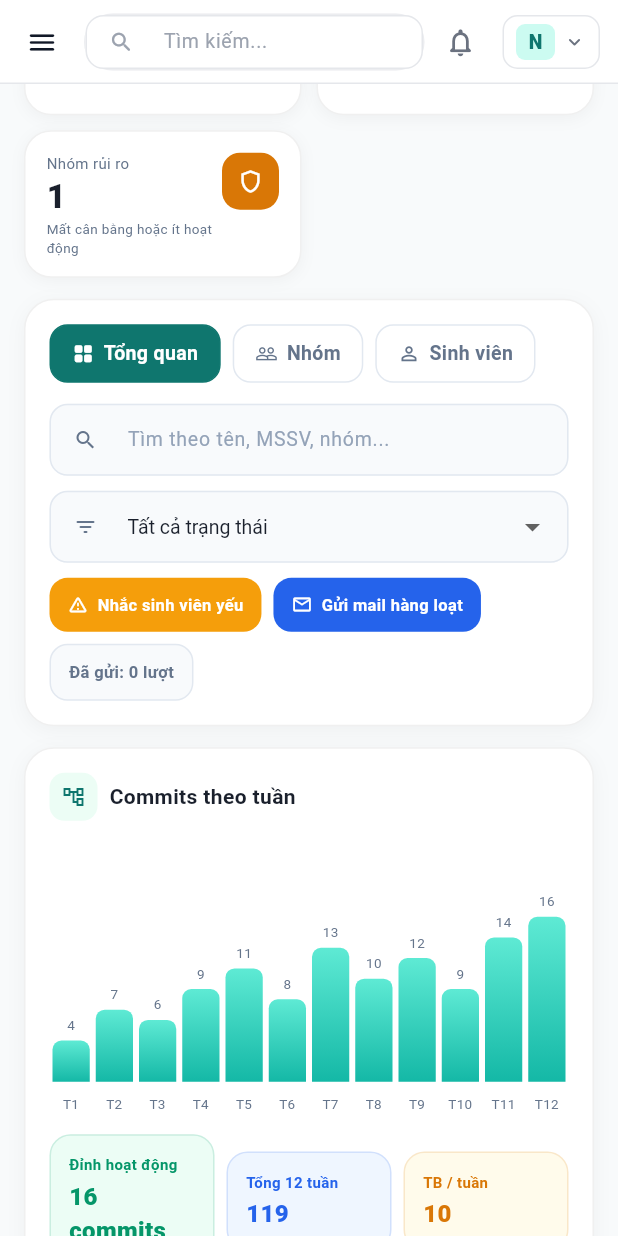
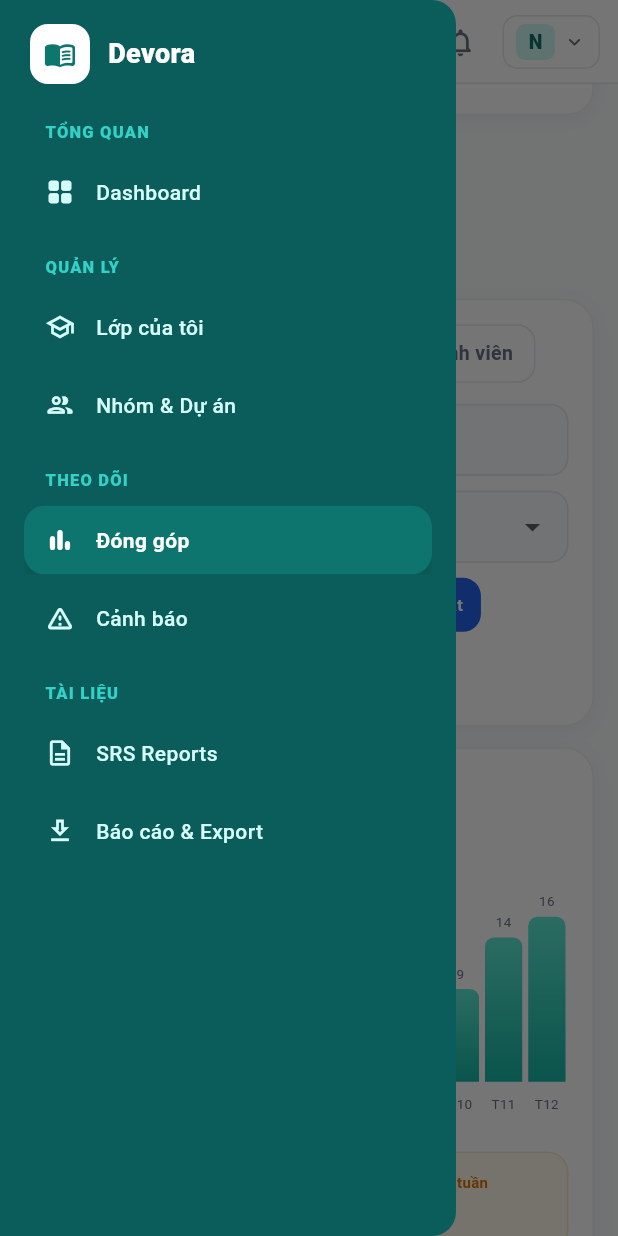
Before and after one commit to NguyenThiNhaUyen/JIRA-GITHUB-EXPORT-SYSTEM, a Flutter app: the ContributionsScreen screen opened by its route, scrolled down 576 dp, after a tap on the "menu" icon, on a phone screen of 412 x 824 dp. Run offline on Flutter 3.47's test engine with Material 3 defaults, Android fonts, the phone set to English and light mode, and no system bars; our stand-ins replace flutter_secure_storage, go_router; accounts and stored records are empty.

Commit message:
Done Page Lecturer MO

```diff
--- a/apps/mobile_flutter/lib/screens/lecturer/contributions_screen.dart
+++ b/apps/mobile_flutter/lib/screens/lecturer/contributions_screen.dart
@@ -4,6 +4,7 @@ import 'dart:math' as math;
 import 'package:flutter/material.dart';
 import 'package:go_router/go_router.dart';
 import '../../widgets/app_top_header.dart';
+import '../../widgets/lecturer_navigation.dart';
 
 class ContributionsScreen extends StatefulWidget {
   const ContributionsScreen({super.key});
@@ -503,6 +504,7 @@ class _ContributionsScreenState extends State<ContributionsScreen> {
   Widget build(BuildContext context) {
     return Scaffold(
       backgroundColor: bg,
+      drawer: const LecturerDrawer(),
       appBar: const AppTopHeader(
         title: 'Theo dõi đóng góp',
         user: AppUser(
--- a/apps/mobile_flutter/lib/screens/lecturer/lecturer_alerts_screen.dart
+++ b/apps/mobile_flutter/lib/screens/lecturer/lecturer_alerts_screen.dart
@@ -1,5 +1,6 @@
 import 'package:flutter/material.dart';
 import '../../widgets/app_top_header.dart';
+import '../../widgets/lecturer_navigation.dart';
 
 // ── Constants ────────────────────────────────────────────────
 const _kTeal = Color(0xFF0F766E);
@@ -167,7 +168,8 @@ class _LecturerAlertsScreenState extends State<LecturerAlertsScreen> {
   Widget build(BuildContext context) {
     return Scaffold(
       backgroundColor: Colors.white,
-      appBar: const AppTopHeader(title: 'Cảnh báo', showBack: true, backPath: '/lecturer',
+      drawer: const LecturerDrawer(),
+      appBar: const AppTopHeader(title: 'Cảnh báo',
         user: AppUser(name: 'Giảng viên', email: 'gv@fe.edu.vn', role: 'LECTURER')),
       body: SingleChildScrollView(
         padding: const EdgeInsets.fromLTRB(16, 16, 16, 32),
--- a/apps/mobile_flutter/lib/screens/lecturer/lecturer_dashboard_screen.dart
+++ b/apps/mobile_flutter/lib/screens/lecturer/lecturer_dashboard_screen.dart
@@ -2,6 +2,7 @@
 import 'package:flutter/material.dart';
 import 'package:go_router/go_router.dart';
 import '../../widgets/app_top_header.dart';
+import '../../widgets/lecturer_navigation.dart';
 
 class LecturerDashboardScreen extends StatefulWidget {
   const LecturerDashboardScreen({super.key});
@@ -220,6 +221,7 @@ class _LecturerDashboardScreenState extends State<LecturerDashboardScreen> {
   Widget build(BuildContext context) {
     return Scaffold(
       backgroundColor: bgColor,
+      drawer: const LecturerDrawer(),
       appBar: const AppTopHeader(
         title: 'Tổng quan Giảng viên',
         user: AppUser(
--- a/apps/mobile_flutter/lib/screens/lecturer/lecturer_reports_screen.dart
+++ b/apps/mobile_flutter/lib/screens/lecturer/lecturer_reports_screen.dart
@@ -1,5 +1,6 @@
 import 'package:flutter/material.dart';
 import '../../widgets/app_top_header.dart';
+import '../../widgets/lecturer_navigation.dart';
 
 // ── Palette ───────────────────────────────────────────────────
 const _kT = Color(0xFF0F766E);
@@ -153,7 +154,8 @@ class _LecturerReportsScreenState extends State<LecturerReportsScreen> {
     final p = _preview;
     return Scaffold(
       backgroundColor: Colors.white,
-      appBar: const AppTopHeader(title: 'Báo cáo & Export', showBack: true, backPath: '/lecturer',
+      drawer: const LecturerDrawer(),
+      appBar: const AppTopHeader(title: 'Báo cáo & Export',
         user: AppUser(name: 'Giảng viên', email: 'gv@fe.edu.vn', role: 'LECTURER')),
       body: SingleChildScrollView(
         padding: const EdgeInsets.fromLTRB(16, 16, 16, 32),
--- a/apps/mobile_flutter/lib/screens/lecturer/lecturer_srs_reports_screen.dart
+++ b/apps/mobile_flutter/lib/screens/lecturer/lecturer_srs_reports_screen.dart
@@ -1,5 +1,6 @@
 import 'package:flutter/material.dart';
 import '../../widgets/app_top_header.dart';
+import '../../widgets/lecturer_navigation.dart';
 
 const _kT = Color(0xFF0F766E);
 const _kBg = Color(0xFFF9FAFB);
@@ -138,7 +139,8 @@ class _LecturerSrsReportsScreenState extends State<LecturerSrsReportsScreen> {
     final st = _stats;
     return Scaffold(
       backgroundColor: Colors.white,
-      appBar: const AppTopHeader(title: 'SRS Reports', showBack: true, backPath: '/lecturer',
+      drawer: const LecturerDrawer(),
+      appBar: const AppTopHeader(title: 'SRS Reports',
         user: AppUser(name: 'Giảng viên', email: 'gv@fe.edu.vn', role: 'LECTURER')),
       body: SingleChildScrollView(
         padding: const EdgeInsets.fromLTRB(16, 16, 16, 32),
--- a/apps/mobile_flutter/lib/screens/lecturer/my_courses_screen.dart
+++ b/apps/mobile_flutter/lib/screens/lecturer/my_courses_screen.dart
@@ -1,6 +1,7 @@
 import 'package:flutter/material.dart';
 import 'package:go_router/go_router.dart';
 import '../../widgets/app_top_header.dart';
+import '../../widgets/lecturer_navigation.dart';
 
 class MyCoursesScreen extends StatefulWidget {
   const MyCoursesScreen({super.key});
@@ -122,6 +123,7 @@ class _MyCoursesScreenState extends State<MyCoursesScreen> {
 
     return Scaffold(
       backgroundColor: bgColor,
+      drawer: const LecturerDrawer(),
       appBar: const AppTopHeader(
         title: 'Lớp của tôi',
         user: AppUser(
--- /dev/null
+++ b/apps/mobile_flutter/lib/widgets/lecturer_navigation.dart
@@ -0,0 +1,345 @@
+import 'package:flutter/material.dart';
+import 'package:go_router/go_router.dart';
+
+// ─── Lecturer Sidebar (for wide screens) ────────────────────────────────────
+class LecturerSidebar extends StatelessWidget {
+  const LecturerSidebar({super.key});
+
+  @override
+  Widget build(BuildContext context) {
+    return Container(
+      width: 260,
+      decoration: const BoxDecoration(
+        gradient: LinearGradient(
+          begin: Alignment.topCenter,
+          end: Alignment.bottomCenter,
+          colors: [Color(0xFF0B5D5B), Color(0xFF0A6A6A)],
+        ),
+        border: Border(right: BorderSide(color: Color(0x14000000))),
+      ),
+      child: SafeArea(
+        child: Column(
+          children: [
+            // Logo
+            Container(
+              height: 72,
+              padding: const EdgeInsets.symmetric(horizontal: 20),
+              child: Row(
+                children: [
+                  Container(
+                    width: 40,
+                    height: 40,
+                    decoration: BoxDecoration(
+                      color: Colors.white,
+                      borderRadius: BorderRadius.circular(12),
+                    ),
+                    child: const Icon(
+                      Icons.menu_book_rounded,
+                      color: Color(0xFF0F766E),
+                      size: 22,
+                    ),
+                  ),
+                  const SizedBox(width: 12),
+                  const Expanded(
+                    child: Text(
+                      'Devora',
+                      style: TextStyle(
+                        color: Colors.white,
+                        fontSize: 18,
+                        fontWeight: FontWeight.w800,
+                        letterSpacing: 0.2,
+                      ),
+                    ),
+                  ),
+                ],
+              ),
+            ),
+            // Nav items
+            Expanded(
+              child: ListView(
+                padding: const EdgeInsets.fromLTRB(16, 8, 16, 16),
+                children: const [
+                  _SidebarSectionTitle('TỔNG QUAN'),
+                  SizedBox(height: 6),
+                  _SidebarItem(
+                    icon: Icons.grid_view_rounded,
+                    label: 'Dashboard',
+                    route: '/lecturer',
+                    exactMatch: true,
+                  ),
+                  SizedBox(height: 16),
+                  _SidebarSectionTitle('QUẢN LÝ'),
+                  SizedBox(height: 6),
+                  _SidebarItem(
+                    icon: Icons.school_outlined,
+                    label: 'Lớp của tôi',
+                    route: '/lecturer/courses',
+                  ),
+                  _SidebarItem(
+                    icon: Icons.people_outline_rounded,
+                    label: 'Nhóm & Dự án',
+                    route: '/lecturer/groups',
+                  ),
+                  SizedBox(height: 16),
+                  _SidebarSectionTitle('THEO DÕI'),
+                  SizedBox(height: 6),
+                  _SidebarItem(
+                    icon: Icons.bar_chart_rounded,
+                    label: 'Đóng góp',
+                    route: '/lecturer/contributions',
+                  ),
+                  _SidebarItem(
+                    icon: Icons.warning_amber_rounded,
+                    label: 'Cảnh báo',
+                    route: '/lecturer/alerts',
+                  ),
+                  SizedBox(height: 16),
+                  _SidebarSectionTitle('TÀI LIỆU'),
+                  SizedBox(height: 6),
+                  _SidebarItem(
+                    icon: Icons.description_outlined,
+                    label: 'SRS Reports',
+                    route: '/lecturer/srs-reports',
+                  ),
+                  _SidebarItem(
+                    icon: Icons.download_outlined,
+                    label: 'Báo cáo & Export',
+                    route: '/lecturer/reports',
+                  ),
+                ],
+              ),
+            ),
+            // Collapse footer
+            Padding(
+              padding: const EdgeInsets.fromLTRB(16, 4, 16, 16),
+              child: Container(
+                padding: const EdgeInsets.symmetric(horizontal: 14, vertical: 13),
+                decoration: BoxDecoration(
+                  border: Border(
+                    top: BorderSide(color: Colors.white.withOpacity(0.10)),
+                  ),
+                ),
+                child: const Row(
+                  children: [
+                    Icon(Icons.menu_open_rounded, size: 20, color: Color(0xFFD7FFFB)),
+                    SizedBox(width: 12),
+                    Text(
+                      'Thu gọn menu',
+                      style: TextStyle(
+                        color: Color(0xFFD7FFFB),
+                        fontSize: 14,
+                        fontWeight: FontWeight.w600,
+                      ),
+                    ),
+                  ],
+                ),
+              ),
+            ),
+          ],
+        ),
+      ),
+    );
+  }
+}
+
+// ─── Lecturer Drawer (for mobile screens) ───────────────────────────────────
+class LecturerDrawer extends StatelessWidget {
+  const LecturerDrawer({super.key});
+
+  @override
+  Widget build(BuildContext context) {
+    return Drawer(
+      backgroundColor: const Color(0xFF0B5D5B),
+      child: SafeArea(
+        child: Column(
+          children: [
+            // Logo
+            Container(
+              height: 72,
+              padding: const EdgeInsets.symmetric(horizontal: 20),
+              child: Row(
+                children: [
+                  Container(
+                    width: 40,
+                    height: 40,
+                    decoration: BoxDecoration(
+                      color: Colors.white,
+                      borderRadius: BorderRadius.circular(12),
+                    ),
+                    child: const Icon(
+                      Icons.menu_book_rounded,
+                      color: Color(0xFF0F766E),
+                      size: 22,
+                    ),
+                  ),
+                  const SizedBox(width: 12),
+                  const Expanded(
+                    child: Text(
+                      'Devora',
+                      style: TextStyle(
+                        color: Colors.white,
+                        fontSize: 18,
+                        fontWeight: FontWeight.w800,
+                      ),
+                    ),
+                  ),
+                ],
+              ),
+            ),
+            // Nav items
+            Expanded(
+              child: ListView(
+                padding: const EdgeInsets.fromLTRB(16, 8, 16, 16),
+                children: const [
+                  _SidebarSectionTitle('TỔNG QUAN'),
+                  SizedBox(height: 6),
+                  _SidebarItem(
+                    icon: Icons.grid_view_rounded,
+                    label: 'Dashboard',
+                    route: '/lecturer',
+                    exactMatch: true,
+                  ),
+                  SizedBox(height: 16),
+                  _SidebarSectionTitle('QUẢN LÝ'),
+                  SizedBox(height: 6),
+                  _SidebarItem(
+                    icon: Icons.school_outlined,
+                    label: 'Lớp của tôi',
+                    route: '/lecturer/my-courses',
+                  ),
+                  _SidebarItem(
+                    icon: Icons.people_outline_rounded,
+                    label: 'Nhóm & Dự án',
+                    route: '/lecturer/groups',
+                  ),
+                  SizedBox(height: 16),
+                  _SidebarSectionTitle('THEO DÕI'),
+                  SizedBox(height: 6),
+                  _SidebarItem(
+                    icon: Icons.bar_chart_rounded,
+                    label: 'Đóng góp',
+                    route: '/lecturer/contributions',
+                  ),
+                  _SidebarItem(
+                    icon: Icons.warning_amber_rounded,
+                    label: 'Cảnh báo',
+                    route: '/lecturer/alerts',
+                  ),
+                  SizedBox(height: 16),
+                  _SidebarSectionTitle('TÀI LIỆU'),
+                  SizedBox(height: 6),
+                  _SidebarItem(
+                    icon: Icons.description_outlined,
+                    label: 'SRS Reports',
+                    route: '/lecturer/srs',
+                  ),
+                  _SidebarItem(
+                    icon: Icons.download_outlined,
+                    label: 'Báo cáo & Export',
+                    route: '/lecturer/reports',
+                  ),
+                ],
+              ),
+            ),
+          ],
+        ),
+      ),
+    );
+  }
+}
+
+// ─── Section Title ───────────────────────────────────────────────────────────
+class _SidebarSectionTitle extends StatelessWidget {
+  final String title;
+  const _SidebarSectionTitle(this.title);
+
+  @override
+  Widget build(BuildContext context) {
+    return Padding(
+      padding: const EdgeInsets.symmetric(horizontal: 14),
+      child: Text(
+        title,
+        style: const TextStyle(
+          color: Color(0xFF33D1C6),
+          fontSize: 11,
+          fontWeight: FontWeight.w800,
+          letterSpacing: 0.8,
+        ),
+      ),
+    );
+  }
+}
+
+// ─── Sidebar Item ─────────────────────────────────────────────────────────────
+class _SidebarItem extends StatelessWidget {
+  final IconData icon;
+  final String label;
+  final String route;
+  final bool exactMatch;
+
+  const _SidebarItem({
+    required this.icon,
+    required this.label,
+    required this.route,
+    this.exactMatch = false,
+  });
+
+  @override
+  Widget build(BuildContext context) {
+    final String location = GoRouterState.of(context).uri.toString();
+
+    final bool active = exactMatch
+        ? location == route
+        : (location == route || location.startsWith(route));
+
+    const Color activeBg = Color(0xFF0E746E);
+    const Color activeText = Colors.white;
+    const Color inactiveText = Color(0xFFD7FFFB);
+
+    return Padding(
+      padding: const EdgeInsets.symmetric(vertical: 3),
+      child: Material(
+        color: Colors.transparent,
+        child: InkWell(
+          borderRadius: BorderRadius.circular(14),
+          onTap: () {
+            Navigator.of(context).maybePop(); // close drawer if open
+            context.go(route);
+          },
+          child: Ink(
+            padding: const EdgeInsets.symmetric(horizontal: 14, vertical: 13),
+            decoration: BoxDecoration(
+              color: active ? activeBg : Colors.transparent,
+              borderRadius: BorderRadius.circular(14),
+              boxShadow: active
+                  ? [
+                      BoxShadow(
+                        color: Colors.black.withOpacity(0.10),
+                        blurRadius: 10,
+                        offset: const Offset(0, 4),
+                      ),
+                    ]
+                  : null,
+            ),
+            child: Row(
+              children: [
+                Icon(icon, size: 20, color: active ? activeText : inactiveText),
+                const SizedBox(width: 14),
+                Expanded(
+                  child: Text(
+                    label,
+                    style: TextStyle(
+                      color: active ? activeText : inactiveText,
+                      fontSize: 14,
+                      fontWeight: active ? FontWeight.w700 : FontWeight.w500,
+                    ),
+                  ),
+                ),
+              ],
+            ),
+          ),
+        ),
+      ),
+    );
+  }
+}
```
Also changed, not shown: apps/mobile_flutter/lib/screens/lecturer/lecturer_groups_screen.dart (+4 -4 lines).
